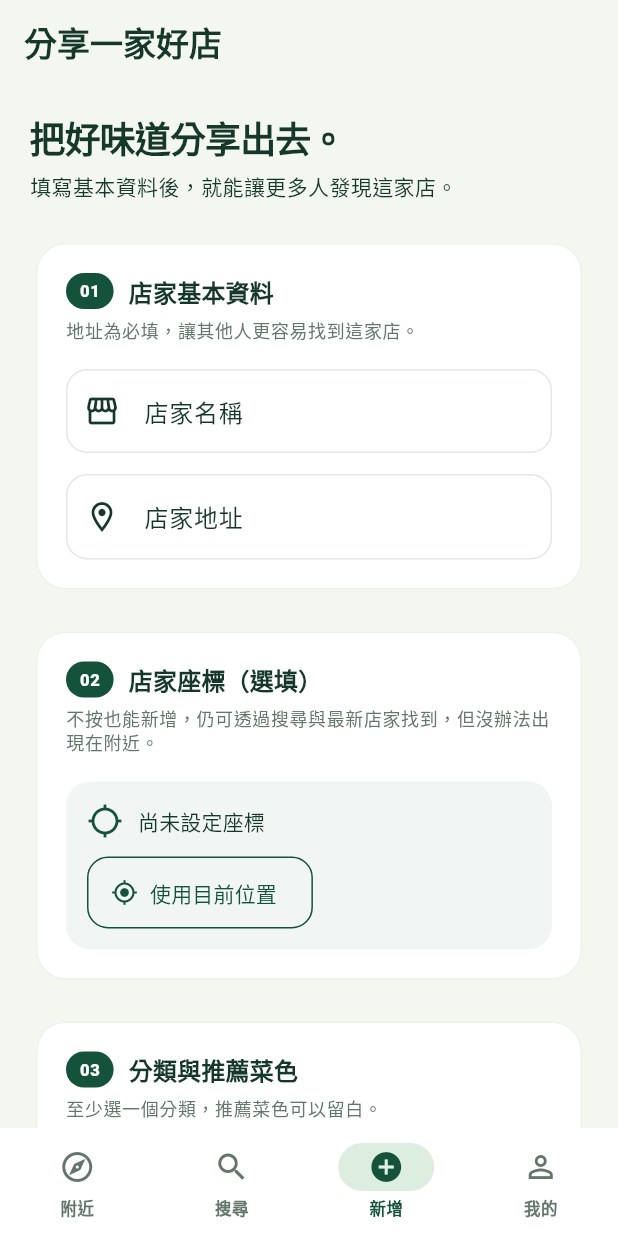
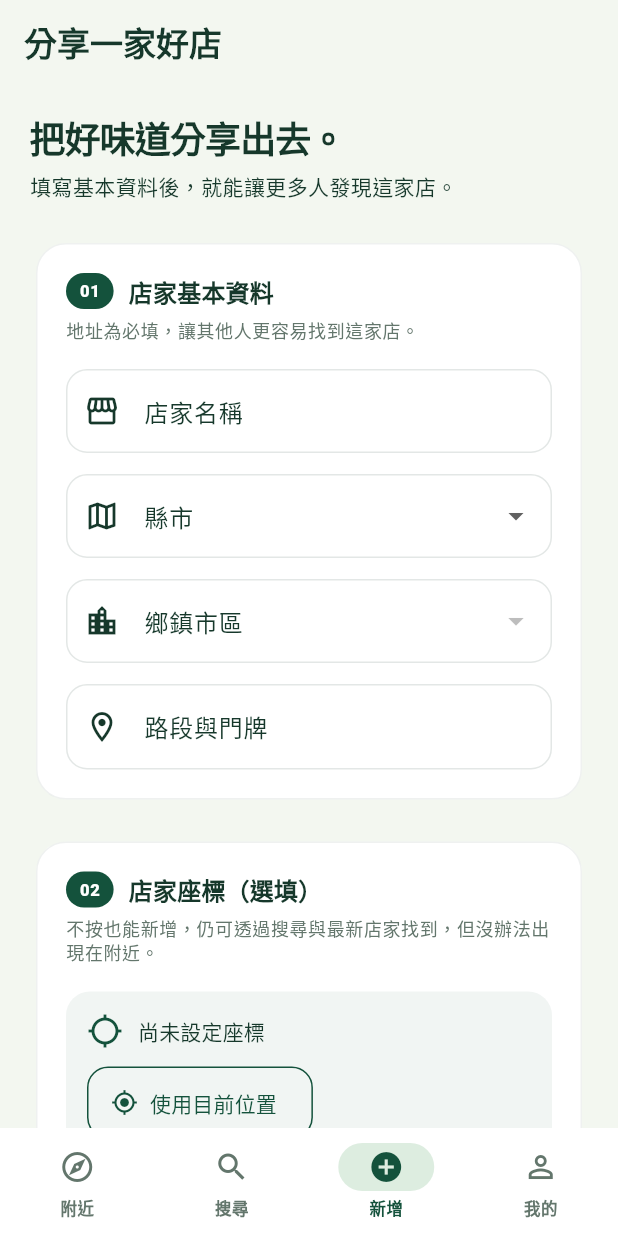
Before and after one commit to misawa3017/food, a Flutter app: the AddRestaurantScreen screen opened by its route, on a phone screen of 412 x 824 dp. Run offline on Flutter 3.47's test engine with Material 3 defaults, Android fonts, the phone set to English and light mode, and no system bars; our stand-ins replace cached_network_image, cloud_firestore, cloud_functions, file_picker, firebase_auth, firebase_core and 8 more; missing offline and left inert: dart:ui_web, dart_geohash, firebase_app_check; accounts and stored records are empty.

Commit message:
Add address administration dropdowns

```diff
--- /dev/null
+++ b/lib/core/constants/taiwan_administrative_areas.dart
@@ -0,0 +1,377 @@
+/// 台灣縣市與鄉鎮市區，供新增店家地址表單使用。
+const taiwanAdministrativeAreas = <String, List<String>>{
+  '基隆市': ['仁愛區', '信義區', '中正區', '中山區', '安樂區', '暖暖區', '七堵區'],
+  '臺北市': [
+    '中正區',
+    '大同區',
+    '中山區',
+    '松山區',
+    '大安區',
+    '萬華區',
+    '信義區',
+    '士林區',
+    '北投區',
+    '內湖區',
+    '南港區',
+    '文山區',
+  ],
+  '新北市': [
+    '萬里區',
+    '金山區',
+    '板橋區',
+    '汐止區',
+    '深坑區',
+    '石碇區',
+    '瑞芳區',
+    '平溪區',
+    '雙溪區',
+    '貢寮區',
+    '新店區',
+    '坪林區',
+    '烏來區',
+    '永和區',
+    '中和區',
+    '土城區',
+    '三峽區',
+    '樹林區',
+    '鶯歌區',
+    '三重區',
+    '新莊區',
+    '泰山區',
+    '林口區',
+    '蘆洲區',
+    '五股區',
+    '八里區',
+    '淡水區',
+    '三芝區',
+    '石門區',
+  ],
+  '桃園市': [
+    '桃園區',
+    '中壢區',
+    '平鎮區',
+    '八德區',
+    '楊梅區',
+    '蘆竹區',
+    '大溪區',
+    '龜山區',
+    '大園區',
+    '觀音區',
+    '新屋區',
+    '龍潭區',
+    '復興區',
+  ],
+  '新竹市': ['東區', '北區', '香山區'],
+  '新竹縣': [
+    '竹北市',
+    '竹東鎮',
+    '新埔鎮',
+    '關西鎮',
+    '湖口鄉',
+    '新豐鄉',
+    '芎林鄉',
+    '橫山鄉',
+    '北埔鄉',
+    '寶山鄉',
+    '峨眉鄉',
+    '尖石鄉',
+    '五峰鄉',
+  ],
+  '苗栗縣': [
+    '苗栗市',
+    '苑裡鎮',
+    '通霄鎮',
+    '竹南鎮',
+    '頭份市',
+    '後龍鎮',
+    '卓蘭鎮',
+    '大湖鄉',
+    '公館鄉',
+    '銅鑼鄉',
+    '南庄鄉',
+    '頭屋鄉',
+    '三義鄉',
+    '西湖鄉',
+    '造橋鄉',
+    '三灣鄉',
+    '獅潭鄉',
+    '泰安鄉',
+  ],
+  '臺中市': [
+    '中區',
+    '東區',
+    '南區',
+    '西區',
+    '北區',
+    '北屯區',
+    '西屯區',
+    '南屯區',
+    '太平區',
+    '大里區',
+    '霧峰區',
+    '烏日區',
+    '豐原區',
+    '后里區',
+    '石岡區',
+    '東勢區',
+    '和平區',
+    '新社區',
+    '潭子區',
+    '大雅區',
+    '神岡區',
+    '大肚區',
+    '沙鹿區',
+    '龍井區',
+    '梧棲區',
+    '清水區',
+    '大甲區',
+    '外埔區',
+    '大安區',
+  ],
+  '彰化縣': [
+    '彰化市',
+    '員林市',
+    '鹿港鎮',
+    '和美鎮',
+    '溪湖鎮',
+    '二林鎮',
+    '田中鎮',
+    '北斗鎮',
+    '花壇鄉',
+    '芬園鄉',
+    '大村鄉',
+    '永靖鄉',
+    '伸港鄉',
+    '線西鄉',
+    '福興鄉',
+    '秀水鄉',
+    '埔鹽鄉',
+    '埔心鄉',
+    '大城鄉',
+    '芳苑鄉',
+    '竹塘鄉',
+    '埤頭鄉',
+    '溪州鄉',
+    '社頭鄉',
+    '田尾鄉',
+    '二水鄉',
+  ],
+  '南投縣': [
+    '南投市',
+    '埔里鎮',
+    '草屯鎮',
+    '竹山鎮',
+    '集集鎮',
+    '名間鄉',
+    '鹿谷鄉',
+    '中寮鄉',
+    '魚池鄉',
+    '國姓鄉',
+    '水里鄉',
+    '信義鄉',
+    '仁愛鄉',
+  ],
+  '雲林縣': [
+    '斗六市',
+    '斗南鎮',
+    '虎尾鎮',
+    '西螺鎮',
+    '土庫鎮',
+    '北港鎮',
+    '古坑鄉',
+    '大埤鄉',
+    '莿桐鄉',
+    '林內鄉',
+    '二崙鄉',
+    '崙背鄉',
+    '麥寮鄉',
+    '東勢鄉',
+    '褒忠鄉',
+    '臺西鄉',
+    '元長鄉',
+    '四湖鄉',
+    '口湖鄉',
+    '水林鄉',
+  ],
+  '嘉義市': ['東區', '西區'],
+  '嘉義縣': [
+    '太保市',
+    '朴子市',
+    '布袋鎮',
+    '大林鎮',
+    '民雄鄉',
+    '溪口鄉',
+    '新港鄉',
+    '六腳鄉',
+    '東石鄉',
+    '義竹鄉',
+    '鹿草鄉',
+    '水上鄉',
+    '中埔鄉',
+    '竹崎鄉',
+    '梅山鄉',
+    '番路鄉',
+    '大埔鄉',
+    '阿里山鄉',
+  ],
+  '臺南市': [
+    '中西區',
+    '東區',
+    '南區',
+    '北區',
+    '安平區',
+    '安南區',
+    '永康區',
+    '歸仁區',
+    '新化區',
+    '左鎮區',
+    '玉井區',
+    '楠西區',
+    '南化區',
+    '仁德區',
+    '關廟區',
+    '龍崎區',
+    '官田區',
+    '麻豆區',
+    '佳里區',
+    '西港區',
+    '七股區',
+    '將軍區',
+    '學甲區',
+    '北門區',
+    '新營區',
+    '後壁區',
+    '白河區',
+    '東山區',
+    '六甲區',
+    '下營區',
+    '柳營區',
+    '鹽水區',
+    '善化區',
+    '大內區',
+    '山上區',
+    '新市區',
+    '安定區',
+  ],
+  '高雄市': [
+    '新興區',
+    '前金區',
+    '苓雅區',
+    '鹽埕區',
+    '鼓山區',
+    '旗津區',
+    '前鎮區',
+    '三民區',
+    '楠梓區',
+    '小港區',
+    '左營區',
+    '仁武區',
+    '大社區',
+    '岡山區',
+    '路竹區',
+    '阿蓮區',
+    '田寮區',
+    '燕巢區',
+    '橋頭區',
+    '梓官區',
+    '彌陀區',
+    '永安區',
+    '湖內區',
+    '鳳山區',
+    '大寮區',
+    '林園區',
+    '鳥松區',
+    '大樹區',
+    '旗山區',
+    '美濃區',
+    '六龜區',
+    '內門區',
+    '杉林區',
+    '甲仙區',
+    '桃源區',
+    '那瑪夏區',
+    '茂林區',
+    '茄萣區',
+  ],
+  '屏東縣': [
+    '屏東市',
+    '潮州鎮',
+    '東港鎮',
+    '恆春鎮',
+    '萬丹鄉',
+    '長治鄉',
+    '麟洛鄉',
+    '竹田鄉',
+    '內埔鄉',
+    '萬巒鄉',
+    '新埤鄉',
+    '枋寮鄉',
+    '新園鄉',
+    '崁頂鄉',
+    '林邊鄉',
+    '南州鄉',
+    '佳冬鄉',
+    '琉球鄉',
+    '車城鄉',
+    '滿州鄉',
+    '枋山鄉',
+    '三地門鄉',
+    '霧臺鄉',
+    '瑪家鄉',
+    '泰武鄉',
+    '來義鄉',
+    '春日鄉',
+    '獅子鄉',
+    '牡丹鄉',
+  ],
+  '宜蘭縣': [
+    '宜蘭市',
+    '羅東鎮',
+    '蘇澳鎮',
+    '頭城鎮',
+    '礁溪鄉',
+    '壯圍鄉',
+    '員山鄉',
+    '冬山鄉',
+    '五結鄉',
+    '三星鄉',
+    '大同鄉',
+    '南澳鄉',
+  ],
+  '花蓮縣': [
+    '花蓮市',
+    '鳳林鎮',
+    '玉里鎮',
+    '新城鄉',
+    '吉安鄉',
+    '壽豐鄉',
+    '光復鄉',
+    '豐濱鄉',
+    '瑞穗鄉',
+    '富里鄉',
+    '秀林鄉',
+    '萬榮鄉',
+    '卓溪鄉',
+  ],
+  '臺東縣': [
+    '臺東市',
+    '成功鎮',
+    '關山鎮',
+    '卑南鄉',
+    '鹿野鄉',
+    '池上鄉',
+    '東河鄉',
+    '長濱鄉',
+    '太麻里鄉',
+    '大武鄉',
+    '綠島鄉',
+    '蘭嶼鄉',
+    '延平鄉',
+    '海端鄉',
+    '達仁鄉',
+    '金峰鄉',
+  ],
+  '澎湖縣': ['馬公市', '湖西鄉', '白沙鄉', '西嶼鄉', '望安鄉', '七美鄉'],
+  '金門縣': ['金城鎮', '金湖鎮', '金沙鎮', '金寧鄉', '烈嶼鄉', '烏坵鄉'],
+  '連江縣': ['南竿鄉', '北竿鄉', '莒光鄉', '東引鄉'],
+};
--- a/lib/features/upload/add_restaurant_screen.dart
+++ b/lib/features/upload/add_restaurant_screen.dart
@@ -6,6 +6,7 @@ import 'package:url_launcher/url_launcher.dart';
 
 import '../../core/constants/food_categories.dart';
 import '../../core/constants/restaurant_amenities.dart';
+import '../../core/constants/taiwan_administrative_areas.dart';
 import '../../data/models/contribution_models.dart';
 import '../../data/models/imported_place.dart';
 import '../../data/models/restaurant.dart';
@@ -27,11 +28,13 @@ class AddRestaurantScreen extends ConsumerStatefulWidget {
 class _AddRestaurantScreenState extends ConsumerState<AddRestaurantScreen> {
   final _formKey = GlobalKey<FormState>();
   final _nameController = TextEditingController();
-  final _addressController = TextEditingController();
+  final _streetController = TextEditingController();
   final _dishesController = TextEditingController();
   final _imagePicker = ImagePicker();
   final _categories = <String>{};
   final _amenities = <String>{};
+  String? _city;
+  String? _district;
   List<XFile> _photos = const [];
   GeoCoordinates? _location;
   bool _isLocating = false;
@@ -42,16 +45,41 @@ class _AddRestaurantScreenState extends ConsumerState<AddRestaurantScreen> {
   void initState() {
     super.initState();
     final importedPlace = widget.importedPlace;
-    if (importedPlace != null) _nameController.text = importedPlace.sourceTitle;
+    if (importedPlace != null) {
+      _nameController.text = importedPlace.sourceTitle;
+      _initializeAddress(importedPlace.address);
+    }
   }
 
   @override
   void dispose() {
     _nameController.dispose();
-    _addressController.dispose();
+    _streetController.dispose();
     _dishesController.dispose();
     super.dispose();
   }
+
+  void _initializeAddress(String address) {
+    final normalizedAddress = address.replaceFirst('台', '臺');
+    for (final entry in taiwanAdministrativeAreas.entries) {
+      if (!normalizedAddress.startsWith(entry.key)) continue;
+      _city = entry.key;
+      final remainder = normalizedAddress.substring(entry.key.length);
+      for (final district in entry.value) {
+        if (!remainder.startsWith(district)) continue;
+        _district = district;
+        _streetController.text = remainder.substring(district.length).trim();
+        return;
+      }
+    }
+    _streetController.text = address;
+  }
+
+  List<String> get _districtOptions =>
+      _city == null ? const [] : taiwanAdministrativeAreas[_city]!;
+
+  String get _fullAddress =>
+      '$_city$_district${_streetController.text.trim()}'.trim();
 
   Future<void> _useCurrentLocation() async {
     setState(() => _isLocating = true);
@@ -125,7 +153,7 @@ class _AddRestaurantScreenState extends ConsumerState<AddRestaurantScreen> {
   RestaurantContributionDraft _buildDraft() {
     return RestaurantContributionDraft(
       name: _nameController.text.trim(),
-      address: _addressController.text.trim(),
+      address: _fullAddress,
       location: _location,
       googleMapsUrl: widget.importedPlace?.googleMapsUrl,
       categories: _categories.toList(growable: false),
@@ -217,11 +245,13 @@ class _AddRestaurantScreenState extends ConsumerState<AddRestaurantScreen> {
   void _resetFormForNextRestaurant() {
     _formKey.currentState?.reset();
     _nameController.clear();
-    _addressController.clear();
+    _streetController.clear();
     _dishesController.clear();
     setState(() {
       _categories.clear();
       _amenities.clear();
+      _city = null;
+      _district = null;
       _photos = const [];
       _location = null;
       _progress = 0;
@@ -349,18 +379,55 @@ class _AddRestaurantScreenState extends ConsumerState<AddRestaurantScreen> {
                 (value?.trim().length ?? 0) < 2 ? '請輸入至少 2 個字的店家名稱' : null,
           ),
           const SizedBox(height: 14),
+          DropdownButtonFormField<String>(
+            key: ValueKey(_city),
+            initialValue: _city,
+            decoration: const InputDecoration(
+              labelText: '縣市',
+              prefixIcon: Icon(Icons.map_outlined),
+            ),
+            items: [
+              for (final city in taiwanAdministrativeAreas.keys)
+                DropdownMenuItem(value: city, child: Text(city)),
+            ],
+            onChanged: _isSubmitting
+                ? null
+                : (value) => setState(() {
+                    _city = value;
+                    _district = null;
+                  }),
+            validator: (value) => value == null ? '請選擇縣市' : null,
+          ),
+          const SizedBox(height: 14),
+          DropdownButtonFormField<String>(
+            key: ValueKey('${_city}_$_district'),
+            initialValue: _district,
+            decoration: const InputDecoration(
+              labelText: '鄉鎮市區',
+              prefixIcon: Icon(Icons.location_city_outlined),
+            ),
+            items: [
+              for (final district in _districtOptions)
+                DropdownMenuItem(value: district, child: Text(district)),
+            ],
+            onChanged: _isSubmitting || _city == null
+                ? null
+                : (value) => setState(() => _district = value),
+            validator: (value) => value == null ? '請選擇鄉鎮市區' : null,
+          ),
+          const SizedBox(height: 14),
           TextFormField(
-            controller: _addressController,
+            controller: _streetController,
             enabled: !_isSubmitting,
             minLines: 1,
             maxLines: 2,
             decoration: const InputDecoration(
-              labelText: '店家地址',
-              hintText: '例如：台北市信義區市府路 45 號',
+              labelText: '路段與門牌',
+              hintText: '例如：市府路 45 號',
               prefixIcon: Icon(Icons.location_on_outlined),
             ),
             validator: (value) =>
-                (value?.trim().length ?? 0) < 3 ? '請輸入店家地址' : null,
+                (value?.trim().length ?? 0) < 2 ? '請輸入路段與門牌' : null,
           ),
         ],
       ),
```
Also changed, not shown: 1 other file.
